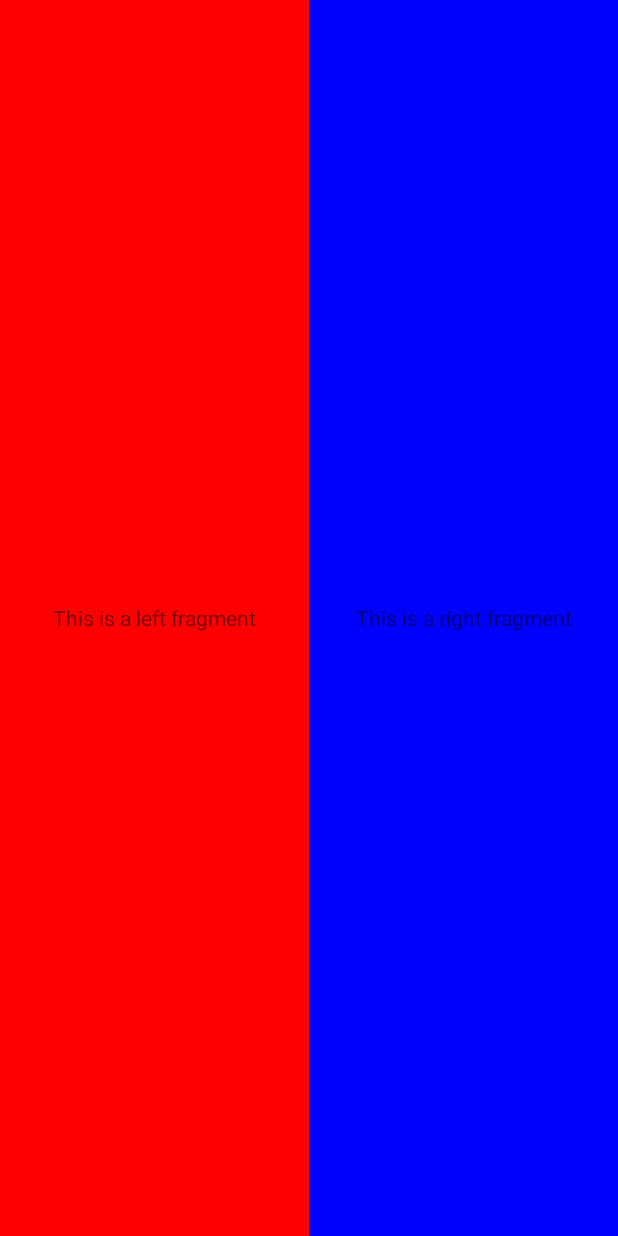
After one commit to ONightPerson/Hearken, an Android app: the SplitActivity screen opened directly, with no data from a screen before it, on a phone screen of 412 x 824 dp. The commit adds this screen. Run offline under Robolectric (Android 15) with nearby library versions, the phone set to English and light mode, and no system bars.

Commit message:
learn how to use android.app.Fragment

```diff
--- a/app/src/main/AndroidManifest.xml
+++ b/app/src/main/AndroidManifest.xml
@@ -15,6 +15,7 @@
                 <category android:name="android.intent.category.LAUNCHER"/>
             </intent-filter>
         </activity>
+        <activity android:name=".SplitActivity"/>
     </application>
 
 </manifest>
--- /dev/null
+++ b/app/src/main/java/com/onightperson/hearken/SplitActivity.java
@@ -0,0 +1,64 @@
+package com.onightperson.hearken;
+
+import android.app.Activity;
+import android.app.Fragment;
+import android.app.FragmentManager;
+import android.app.FragmentTransaction;
+import android.os.Bundle;
+import android.view.View;
+import android.widget.TextView;
+
+import com.onightperson.hearken.fragment.RightFragment;
+import com.onightperson.hearken.fragment.RightFragment2;
+
+/**
+ * Created by liubaozhu on 17/1/4.
+ */
+
+public class SplitActivity extends Activity implements View.OnClickListener {
+    private static final String TAG = "SplitActivity";
+
+    private TextView mClickTextView;
+    private boolean mIsFirstRight = true;
+
+    @Override
+    protected void onCreate(Bundle savedInstanceState) {
+        super.onCreate(savedInstanceState);
+        setContentView(R.layout.activity_split);
+
+        initViews();
+    }
+
+    private void initViews() {
+        mClickTextView = (TextView) findViewById(R.id.click_text);
+        mClickTextView.setOnClickListener(this);
+    }
+
+    @Override
+    public void onClick(View v) {
+        if (v == mClickTextView) {
+            //1. 获取FragmentManager实例
+            FragmentManager fragmentManager = getFragmentManager();
+            //2. 通过FragmentManager获取FragmentTransaction
+            FragmentTransaction transaction = fragmentManager.beginTransaction();
+
+            Fragment fragment;
+            if (mIsFirstRight) {
+                //3. 动态创建Fragment
+                fragment = new RightFragment2();
+
+                mIsFirstRight = false;
+            } else {
+                //3. 动态创建Fragment
+                fragment = new RightFragment();
+
+                mIsFirstRight = true;
+            }
+            //4. 通过FragmentTransaction更新fragment
+            transaction.replace(R.id.right_container, fragment);
+            transaction.addToBackStack(null);
+            //5. 提交更新
+            transaction.commit();
+        }
+    }
+}
--- /dev/null
+++ b/app/src/main/java/com/onightperson/hearken/fragment/LeftFragment.java
@@ -0,0 +1,26 @@
+package com.onightperson.hearken.fragment;
+
+import android.os.Bundle;
+import android.support.annotation.Nullable;
+import android.app.Fragment;
+import android.util.Log;
+import android.view.LayoutInflater;
+import android.view.View;
+import android.view.ViewGroup;
+
+import com.onightperson.hearken.R;
+
+/**
+ * Created by liubaozhu on 17/1/4.
+ */
+
+public class LeftFragment extends Fragment {
+    private static final String TAG = "LeftFragment";
+
+    @Nullable
+    @Override
+    public View onCreateView(LayoutInflater inflater, @Nullable ViewGroup container, @Nullable Bundle savedInstanceState) {
+        Log.d(TAG, "onCreateView: container: " + container);
+        return inflater.inflate(R.layout.fragment_left, container, false);
+    }
+}
--- /dev/null
+++ b/app/src/main/java/com/onightperson/hearken/fragment/RightFragment.java
@@ -0,0 +1,105 @@
+package com.onightperson.hearken.fragment;
+
+import android.app.Activity;
+import android.content.Context;
+import android.os.Bundle;
+import android.support.annotation.Nullable;
+import android.app.Fragment;
+import android.util.Log;
+import android.view.LayoutInflater;
+import android.view.View;
+import android.view.ViewGroup;
+
+import com.onightperson.hearken.R;
+
+/**
+ * Created by liubaozhu on 17/1/4.
+ */
+
+public class RightFragment extends Fragment {
+    private static final String TAG = "RightFragment";
+
+    @Nullable
+    @Override
+    public View onCreateView(LayoutInflater inflater, @Nullable ViewGroup container, @Nullable Bundle savedInstanceState) {
+        return inflater.inflate(R.layout.fragment_right, container, false);
+    }
+
+    @Override
+    public void onAttach(Context context) {
+        super.onAttach(context);
+        Log.d(TAG, "onAttach: context");
+    }
+
+    @Override
+    public void onAttach(Activity activity) {
+        super.onAttach(activity);
+        Log.d(TAG, "onAttach: activity");
+    }
+
+    @Override
+    public void onCreate(Bundle savedInstanceState) {
+        super.onCreate(savedInstanceState);
+        Log.d(TAG, "onCreate: ");
+    }
+
+    @Override
+    public void onActivityCreated(Bundle savedInstanceState) {
+        super.onActivityCreated(savedInstanceState);
+        Log.d(TAG, "onActivityCreated: ");
+    }
+
+    @Override
+    public void onViewCreated(View view, Bundle savedInstanceState) {
+        super.onViewCreated(view, savedInstanceState);
+        Log.d(TAG, "onViewCreated: ");
+    }
+
+    @Override
+    public void onViewStateRestored(Bundle savedInstanceState) {
+        super.onViewStateRestored(savedInstanceState);
+        Log.d(TAG, "onViewStateRestored: ");
+    }
+
+    @Override
+    public void onStart() {
+        super.onStart();
+        Log.d(TAG, "onStart: ");
+    }
+
+    @Override
+    public void onResume() {
+        super.onResume();
+        Log.d(TAG, "onResume: ");
+    }
+
+    @Override
+    public void onPause() {
+        super.onPause();
+        Log.d(TAG, "onPause: ");
+    }
+
+    @Override
+    public void onStop() {
+        super.onStop();
+        Log.d(TAG, "onStop: ");
+    }
+
+    @Override
+    public void onDestroyView() {
+        super.onDestroyView();
+        Log.d(TAG, "onDestroyView: ");
+    }
+
+    @Override
+    public void onDestroy() {
+        super.onDestroy();
+        Log.d(TAG, "onDestroy: ");
+    }
+
+    @Override
+    public void onDetach() {
+        super.onDetach();
+        Log.d(TAG, "onDetach: ");
+    }
+}
--- /dev/null
+++ b/app/src/main/res/layout/activity_split.xml
@@ -0,0 +1,27 @@
+<?xml version="1.0" encoding="utf-8"?>
+<LinearLayout xmlns:android="http://schemas.android.com/apk/res/android"
+              android:orientation="horizontal"
+              android:layout_width="match_parent"
+              android:layout_height="match_parent">
+
+    <fragment
+        android:id="@+id/left_fragment"
+        android:name="com.onightperson.hearken.fragment.LeftFragment"
+        android:layout_width="0dp"
+        android:layout_height="match_parent"
+        android:layout_weight="1"/>
+
+    <FrameLayout
+        android:id="@+id/right_container"
+        android:layout_width="0dp"
+        android:layout_height="match_parent"
+        android:layout_weight="1">
+
+        <fragment
+            android:id="@+id/right_fragment"
+            android:name="com.onightperson.hearken.fragment.RightFragment"
+            android:layout_width="match_parent"
+            android:layout_height="match_parent"
+            android:layout_weight="1"/>
+    </FrameLayout>
+</LinearLayout>
--- /dev/null
+++ b/app/src/main/res/layout/fragment_left.xml
@@ -0,0 +1,14 @@
+<?xml version="1.0" encoding="utf-8"?>
+<LinearLayout xmlns:android="http://schemas.android.com/apk/res/android"
+              android:orientation="vertical"
+              android:layout_width="match_parent"
+              android:layout_height="match_parent"
+    android:background="@color/red">
+
+    <TextView
+        android:id="@+id/click_text"
+        android:layout_width="match_parent"
+        android:layout_height="match_parent"
+        android:gravity="center"
+        android:text="@string/left_fragment"/>
+</LinearLayout>
--- /dev/null
+++ b/app/src/main/res/layout/fragment_right.xml
@@ -0,0 +1,14 @@
+<?xml version="1.0" encoding="utf-8"?>
+<LinearLayout
+    xmlns:android="http://schemas.android.com/apk/res/android"
+    android:orientation="vertical"
+    android:layout_width="match_parent"
+    android:layout_height="match_parent"
+    android:background="@color/blue">
+    <TextView
+        android:layout_width="match_parent"
+        android:layout_height="match_parent"
+        android:gravity="center"
+        android:text="@string/right_fragment"/>
+
+</LinearLayout>
--- a/app/src/main/res/values/colors.xml
+++ b/app/src/main/res/values/colors.xml
@@ -4,4 +4,8 @@
     <color name="colorPrimaryDark">#303F9F</color>
     <color name="colorAccent">#FF4081</color>
     <color name="white">#ffffffff</color>
+    <color name="red">#ffff0000</color>
+    <color name="blue">#ff0000ff</color>
+    <color name="green">#ff00ff00</color>
+
 </resources>
--- a/app/src/main/res/values/strings.xml
+++ b/app/src/main/res/values/strings.xml
@@ -1,3 +1,7 @@
 <resources>
     <string name="app_name">Hearken</string>
+    <string name="left_fragment">This is a left fragment</string>
+    <string name="right_fragment">This is a right fragment</string>
+    <string name="right_fragment2">This is a right2 fragment</string>
+
 </resources>
```
Also changed, not shown: app/src/main/java/com/onightperson/hearken/GameView.java (+11 -1 lines), app/src/main/java/com/onightperson/hearken/MainActivity.java (+22 -3 lines), app/src/main/java/com/onightperson/hearken/fragment/RightFragment2.java (added, +23 -0 lines), app/src/main/res/layout/activity_main.xml (+13 -5 lines), app/src/main/res/layout/fragment_right2.xml (added, +14 -0 lines).
